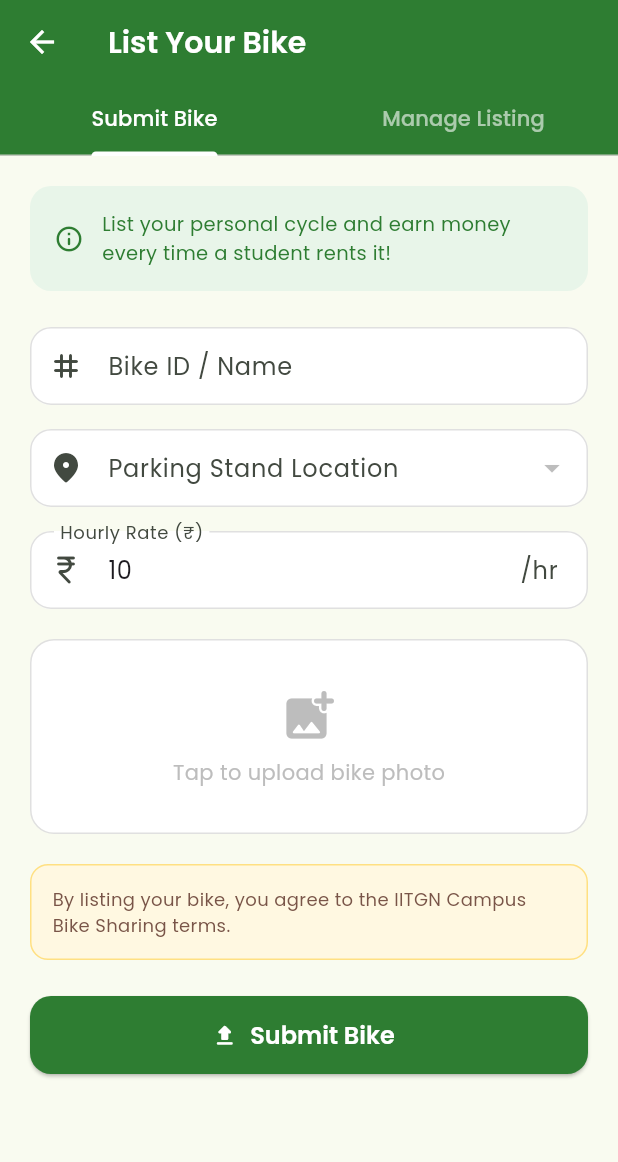
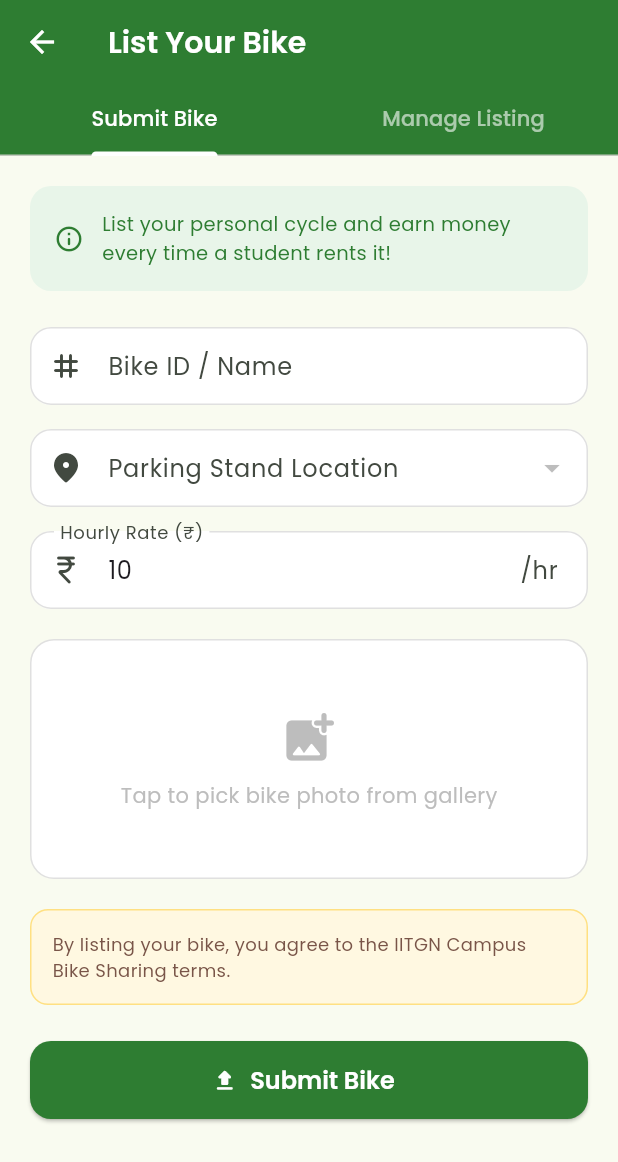
Before and after one commit to devraj07/Campus-Bike-Rental, a Flutter app: the ListYourBikeScreen screen opened directly, on a phone screen of 412 x 824 dp. Shown: the top 1162 px of the screen. Run offline on Flutter 3.47's test engine with Material 3 defaults, Android fonts, the phone set to English and light mode, and no system bars; our stand-ins replace cloud_firestore, firebase_core, firebase_storage, google_fonts, image_picker, shared_preferences; missing offline and left inert: mailer, razorpay_flutter; accounts and stored records are empty.

Commit message:
Kumud: Real image picker + Firebase Storage upload for bike listing
- Replace fake _pickImage() stub with image_picker gallery selector
- Show live photo preview before submitting
- uploadBikeImage() uploads to Firebase Storage, saves download URL to Firestore
- Add firebase_storage dependency to pubspec.yaml

Co-Authored-By: Claude Sonnet 4.6 <noreply@anthropic.com>

```diff
--- a/lib/screens/list_your_bike_screen.dart
+++ b/lib/screens/list_your_bike_screen.dart
@@ -1,4 +1,6 @@
+import 'dart:io';
 import 'package:flutter/material.dart';
+import 'package:image_picker/image_picker.dart';
 import '../services/api_service.dart';
 import '../services/user_session.dart';
 import '../models/bike_state.dart';
@@ -18,7 +20,7 @@ class _ListYourBikeScreenState extends State<ListYourBikeScreen>
   final _bikeIdController = TextEditingController();
   final _priceController = TextEditingController(text: '10');
   String? _selectedStation;
-  String? _selectedImageName;
+  File? _selectedImageFile;
   bool _submitting = false;
   bool _isListedForRent = false;
   bool _ownerPinSet = false;
@@ -99,7 +101,13 @@ class _ListYourBikeScreenState extends State<ListYourBikeScreen>
   }
 
   Future<void> _pickImage() async {
-    setState(() => _selectedImageName = 'my_bike_photo.jpg');
+    final picked = await ImagePicker().pickImage(
+      source: ImageSource.gallery,
+      imageQuality: 80,
+    );
+    if (picked != null) {
+      setState(() => _selectedImageFile = File(picked.path));
+    }
   }
 
   Future<void> _submit() async {
@@ -112,7 +120,7 @@ class _ListYourBikeScreenState extends State<ListYourBikeScreen>
         bikeId: bikeId,
         station: _selectedStation!,
         pricePerHour: price,
-        imagePath: _selectedImageName,
+        imagePath: _selectedImageFile?.path,
       );
       setState(() => _pricePerHour = price);
       if (!mounted) return;
@@ -378,41 +386,53 @@ class _ListYourBikeScreenState extends State<ListYourBikeScreen>
                     onTap: _pickImage,
                     child: Container(
                       width: double.infinity,
-                      height: 130,
+                      height: 160,
                       decoration: BoxDecoration(
                         color: Colors.white,
                         borderRadius: BorderRadius.circular(16),
                         border: Border.all(
-                          color: _selectedImageName != null
+                          color: _selectedImageFile != null
                               ? const Color(0xFF2E7D32)
                               : const Color(0xFFE0E0E0),
-                          width: _selectedImageName != null ? 2 : 1,
+                          width: _selectedImageFile != null ? 2 : 1,
                         ),
                       ),
-                      child: _selectedImageName == null
+                      child: _selectedImageFile == null
                           ? const Column(
                               mainAxisAlignment: MainAxisAlignment.center,
                               children: [
                                 Icon(Icons.add_photo_alternate_rounded,
                                     color: Color(0xFFBDBDBD), size: 40),
                                 SizedBox(height: 8),
-                                Text('Tap to upload bike photo',
+                                Text('Tap to pick bike photo from gallery',
                                     style: TextStyle(color: Color(0xFFBDBDBD))),
                               ],
                             )
-                          : Column(
-                              mainAxisAlignment: MainAxisAlignment.center,
+                          : Stack(
+                              fit: StackFit.expand,
                               children: [
-                                const Icon(Icons.check_circle_rounded,
-                                    color: Color(0xFF2E7D32), size: 36),
-                                const SizedBox(height: 8),
-                                Text(_selectedImageName!,
-                                    style: const TextStyle(
-                                        color: Color(0xFF2E7D32),
-                                        fontWeight: FontWeight.w600)),
-                                const Text('Tap to change',
-                                    style: TextStyle(
-                                        color: Colors.grey, fontSize: 12)),
+                                ClipRRect(
+                                  borderRadius: BorderRadius.circular(14),
+                                  child: Image.file(
+                                    _selectedImageFile!,
+                                    fit: BoxFit.cover,
+                                  ),
+                                ),
+                                Positioned(
+                                  bottom: 8,
+                                  right: 8,
+                                  child: Container(
+                                    padding: const EdgeInsets.symmetric(
+                                        horizontal: 10, vertical: 4),
+                                    decoration: BoxDecoration(
+                                      color: Colors.black54,
+                                      borderRadius: BorderRadius.circular(8),
+                                    ),
+                                    child: const Text('Tap to change',
+                                        style: TextStyle(
+                                            color: Colors.white, fontSize: 11)),
+                                  ),
+                                ),
                               ],
                             ),
                     ),
--- a/lib/services/api_service.dart
+++ b/lib/services/api_service.dart
@@ -1,4 +1,6 @@
+import 'dart:io';
 import 'package:cloud_firestore/cloud_firestore.dart';
+import 'package:firebase_storage/firebase_storage.dart';
 import '../models/bike.dart';
 import '../models/ride.dart';
 import '../models/bike_state.dart';
@@ -7,6 +9,7 @@ import 'user_session.dart';
 
 class ApiService {
   final FirebaseFirestore _db = FirebaseFirestore.instance;
+  final FirebaseStorage _storage = FirebaseStorage.instance;
 
   // ─── Bikes ───────────────────────────────────────────────────────────────
 
@@ -418,12 +421,22 @@ class ApiService {
 
   // ─── Bike Listing ─────────────────────────────────────────────────────────
 
+  Future<String> uploadBikeImage(String bikeId, String localPath) async {
+    final ref = _storage.ref().child('bikes/$bikeId.jpg');
+    await ref.putFile(File(localPath));
+    return await ref.getDownloadURL();
+  }
+
   Future<bool> submitBikeListing({
     required String bikeId,
     required String station,
     required double pricePerHour,
     String? imagePath,
   }) async {
+    String imageUrl = '';
+    if (imagePath != null && imagePath.isNotEmpty) {
+      imageUrl = await uploadBikeImage(bikeId, imagePath);
+    }
     await _db.collection('bikes').doc(bikeId).set({
       'station': station,
       'isAvailable': true,
@@ -432,7 +445,7 @@ class ApiService {
       'pricePerHour': pricePerHour,
       'type': 'Standard',
       'distanceKm': 0.0,
-      'imageUrl': imagePath ?? '',
+      'imageUrl': imageUrl,
       'ownerId': UserSession.userId,
       'listedAt': Timestamp.now(),
     });
--- a/pubspec.yaml
+++ b/pubspec.yaml
@@ -20,6 +20,7 @@ dependencies:
   firebase_core: ^3.3.0
   cloud_firestore: ^5.2.1
   firebase_auth: ^5.1.4
+  firebase_storage: ^12.1.0
   mailer: ^6.1.2
   razorpay_flutter: ^1.3.6
   shared_preferences: ^2.3.2
```
